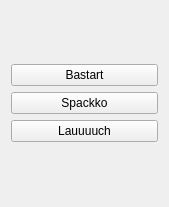
Before: the Qt Designer form src/forms/tut.ui in philko4711/jp_cute2, drawn with Qt 5.
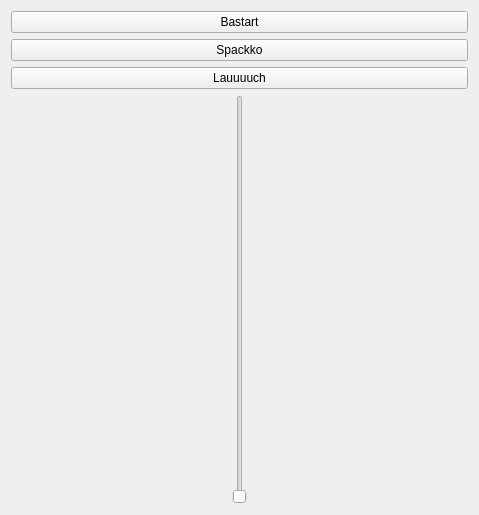
After: the same form once the commit is applied.

Commit message: Added a slider and compiled a few lines of sweet sticky cooooode

```diff
--- a/src/forms/tut.ui
+++ b/src/forms/tut.ui
@@ -6,15 +6,15 @@
    <rect>
     <x>0</x>
     <y>0</y>
-    <width>169</width>
-    <height>207</height>
+    <width>479</width>
+    <height>515</height>
    </rect>
   </property>
   <property name="windowTitle">
    <string>Form</string>
   </property>
-  <layout class="QGridLayout" name="gridLayout">
-   <item row="0" column="0">
+  <layout class="QHBoxLayout" name="horizontalLayout_2">
+   <item>
     <layout class="QVBoxLayout" name="verticalLayout">
      <item>
       <widget class="QPushButton" name="buttonBastart">
@@ -37,6 +37,43 @@
        </property>
       </widget>
      </item>
+     <item>
+      <layout class="QHBoxLayout" name="horizontalLayout">
+       <item>
+        <spacer name="horizontalSpacer">
+         <property name="orientation">
+          <enum>Qt::Horizontal</enum>
+         </property>
+         <property name="sizeHint" stdset="0">
+          <size>
+           <width>40</width>
+           <height>20</height>
+          </size>
+         </property>
+        </spacer>
+       </item>
+       <item>
+        <widget class="QSlider" name="verticalSlider">
+         <property name="orientation">
+          <enum>Qt::Vertical</enum>
+         </property>
+        </widget>
+       </item>
+       <item>
+        <spacer name="horizontalSpacer_2">
+         <property name="orientation">
+          <enum>Qt::Horizontal</enum>
+         </property>
+         <property name="sizeHint" stdset="0">
+          <size>
+           <width>40</width>
+           <height>20</height>
+          </size>
+         </property>
+        </spacer>
+       </item>
+      </layout>
+     </item>
     </layout>
    </item>
   </layout>
```
The commit also changes 3 other files.
